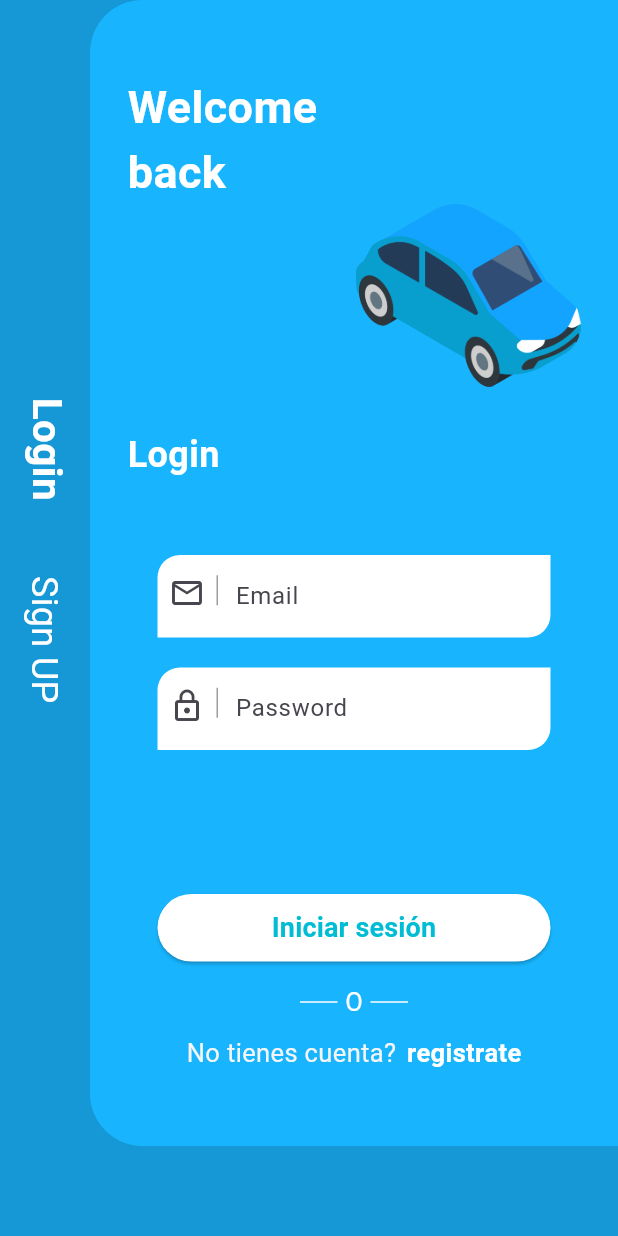
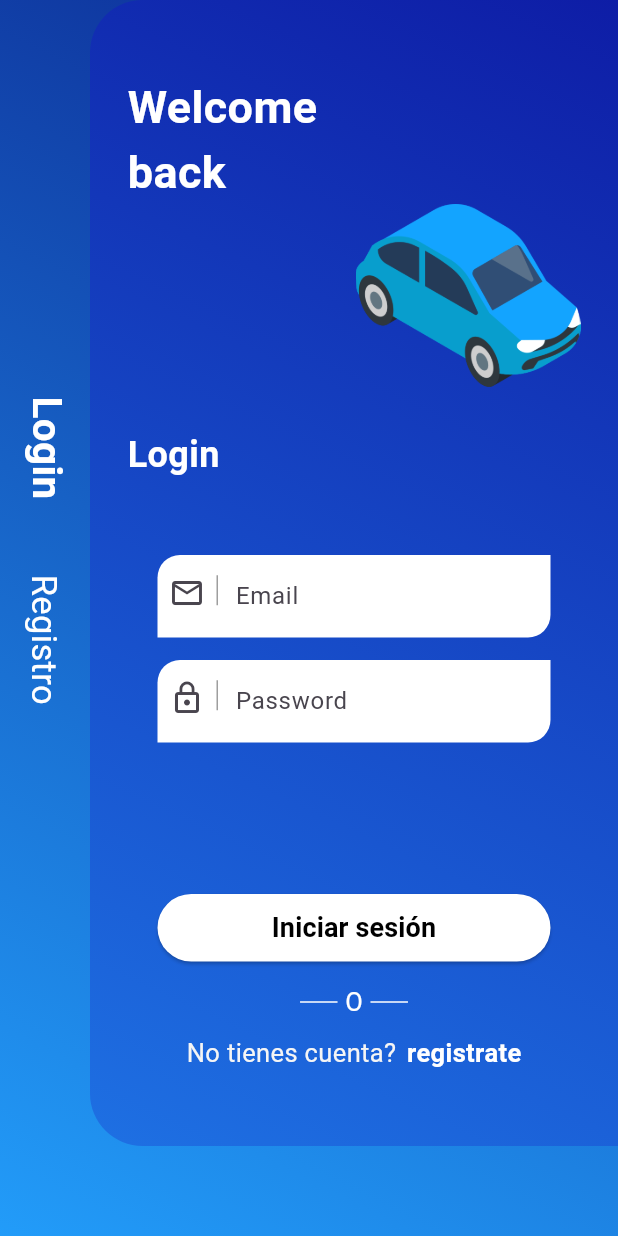
Before and after one commit to cheko30/indriver-clone, a Flutter app: the screen it shows after launch, on a phone screen of 412 x 824 dp. Run offline on Flutter 3.47's test engine with Material 3 defaults, Android fonts, the phone set to English and light mode, and no system bars.

Commit message:
add button and textfiled components

```diff
--- a/lib/src/presentation/pages/auth/login/LoginContent.dart
+++ b/lib/src/presentation/pages/auth/login/LoginContent.dart
@@ -1,4 +1,6 @@
 import 'package:flutter/material.dart';
+import 'package:indrive_clone_flutter/src/presentation/pages/widgets/DefaultButton.dart';
+import 'package:indrive_clone_flutter/src/presentation/pages/widgets/DefaultTextField.dart';
 
 class LoginContent extends StatelessWidget {
   const LoginContent({super.key});
@@ -10,32 +12,25 @@
         Container(
           height: MediaQuery.of(context).size.height,
           width: MediaQuery.of(context).size.width,
-          color: Color.fromARGB(255, 21, 152, 213),
+          decoration: BoxDecoration(
+            gradient: LinearGradient(
+                begin: Alignment.topRight,
+                end: Alignment.bottomLeft,
+                colors: const [
+                  Color.fromARGB(255, 12, 38, 145),
+                  Color.fromARGB(255, 34, 156, 249),
+                ]),
+          ),
           padding: EdgeInsets.only(left: 12),
           child: Column(
             crossAxisAlignment: CrossAxisAlignment.start,
             mainAxisAlignment: MainAxisAlignment.center,
             children: [
-              RotatedBox(
-                quarterTurns: 1,
-                child: Text(
-                  'Login',
-                  style: TextStyle(
-                      color: Colors.white,
-                      fontSize: 27,
-                      fontWeight: FontWeight.bold),
-                ),
-              ),
+              _textLoginRotated(),
               SizedBox(
                 height: 50,
               ),
-              RotatedBox(
-                quarterTurns: 1,
-                child: Text(
-                  'Sign UP',
-                  style: TextStyle(color: Colors.white, fontSize: 24),
-                ),
-              ),
+              _textRegisterRotated(),
               SizedBox(
                 height: 90,
               ),
@@ -45,7 +40,13 @@
         Container(
           margin: EdgeInsets.only(left: 60, bottom: 60),
           decoration: BoxDecoration(
-              color: Color.fromARGB(255, 24, 181, 254),
+              gradient: LinearGradient(
+                  begin: Alignment.topRight,
+                  end: Alignment.bottomLeft,
+                  colors: const [
+                    Color.fromARGB(255, 14, 29, 166),
+                    Color.fromARGB(255, 30, 112, 227),
+                  ]),
               borderRadius: BorderRadius.only(
                 topLeft: Radius.circular(35),
                 bottomLeft: Radius.circular(35),
@@ -58,107 +59,56 @@
                 SizedBox(
                   height: 50,
                 ),
+                _textWelcome('Welcome'),
+                _textWelcome('back'),
+                _imageCar(),
+                _textLogin(),
+                Defaulttextfield(text: 'Email', icon: Icons.email_outlined),
+                Defaulttextfield(
+                  text: 'Password',
+                  icon: Icons.lock_outline,
+                  margin: EdgeInsets.only(top: 15, left: 20, right: 20),
+                ),
+                Spacer(),
+                Defaultbutton(text: 'Iniciar sesión'),
+                _separatorOr(),
+                SizedBox(
+                  height: 10,
+                ),
+                _textDontHaveAccount(),
+                SizedBox(
+                  height: 50,
+                )
+              ],
+            ),
+          ),
+        ),
+      ],
+    );
+  }
+
+  Widget _textDontHaveAccount() {
+    return Row(
+      mainAxisAlignment: MainAxisAlignment.center,
+      children: [
         Text(
-                  'Welcome',
-                  style: TextStyle(
-                      fontSize: 30,
-                      color: Colors.white,
-                      fontWeight: FontWeight.bold),
+          'No tienes cuenta?',
+          style: TextStyle(color: Colors.grey[100], fontSize: 17),
+        ),
+        SizedBox(
+          width: 7,
         ),
         Text(
-                  'back',
+          'registrate',
           style: TextStyle(
-                      fontSize: 30,
-                      color: Colors.white,
-                      fontWeight: FontWeight.bold),
+              color: Colors.white, fontWeight: FontWeight.bold, fontSize: 17),
         ),
-                Container(
-                  alignment: Alignment.centerRight,
-                  child: Image.asset(
-                    'assets/img/car.png',
-                    width: 150,
-                    height: 150,
-                  ),
-                ),
-                Text(
-                  'Login',
-                  style: TextStyle(
-                      fontSize: 24,
-                      color: Colors.white,
-                      fontWeight: FontWeight.bold),
-                ),
-                Container(
-                  height: 55,
-                  margin: EdgeInsets.only(top: 50, left: 20, right: 20),
-                  decoration: BoxDecoration(
-                      color: Colors.white,
-                      borderRadius: BorderRadius.only(
-                          topLeft: Radius.circular(15),
-                          bottomRight: Radius.circular(15))),
-                  child: TextFormField(
-                    decoration: InputDecoration(
-                        label: Text('Email'),
-                        border: InputBorder.none,
-                        prefixIcon: Container(
-                          margin: EdgeInsets.only(top: 10),
-                          child: Wrap(
-                              alignment: WrapAlignment.spaceEvenly,
-                              children: [
-                                Icon(Icons.email_outlined),
-                                Container(
-                                  height: 20,
-                                  width: 1,
-                                  color: Colors.grey,
-                                )
-                              ]),
-                        )),
-                  ),
-                ),
-                Container(
-                  height: 55,
-                  margin: EdgeInsets.only(top: 20, left: 20, right: 20),
-                  decoration: BoxDecoration(
-                      color: Colors.white,
-                      borderRadius: BorderRadius.only(
-                          topLeft: Radius.circular(15),
-                          bottomRight: Radius.circular(15))),
-                  child: TextFormField(
-                    decoration: InputDecoration(
-                        label: Text('Password'),
-                        border: InputBorder.none,
-                        prefixIcon: Container(
-                          margin: EdgeInsets.only(top: 10),
-                          child: Wrap(
-                              alignment: WrapAlignment.spaceEvenly,
-                              children: [
-                                Icon(Icons.lock_outline),
-                                Container(
-                                  height: 20,
-                                  width: 1,
-                                  color: Colors.grey,
-                                )
-                              ]),
-                        )),
-                  ),
-                ),
-                Spacer(),
-                Container(
-                  height: 45,
-                  width: MediaQuery.of(context).size.width,
-                  margin: EdgeInsets.only(bottom: 15, left: 20, right: 20),
-                  child: ElevatedButton(
-                      onPressed: () {},
-                      style: ElevatedButton.styleFrom(
-                          backgroundColor: Colors.white),
-                      child: Text(
-                        'Iniciar sesión',
-                        style: TextStyle(
-                            color: Colors.cyan,
-                            fontSize: 18,
-                            fontWeight: FontWeight.bold),
-                      )),
-                ),
-                Row(
+      ],
+    );
+  }
+
+  Widget _separatorOr() {
+    return Row(
       mainAxisAlignment: MainAxisAlignment.center,
       children: [
         Container(
@@ -178,37 +128,57 @@
           margin: EdgeInsets.only(left: 5),
         )
       ],
+    );
+  }
+
+  Widget _textLogin() {
+    return Text(
+      'Login',
+      style: TextStyle(
+          fontSize: 24, color: Colors.white, fontWeight: FontWeight.bold),
+    );
+  }
+
+  Widget _imageCar() {
+    return Container(
+      alignment: Alignment.centerRight,
+      child: Image.asset(
+        'assets/img/car.png',
+        width: 150,
+        height: 150,
       ),
-                SizedBox(
-                  height: 10,
+    );
+  }
+
+  Widget _textWelcome(String text) {
+    return Text(
+      text,
+      style: TextStyle(
+          fontSize: 30, color: Colors.white, fontWeight: FontWeight.bold),
+    );
+  }
+
+  Widget _textLoginRotated() {
+    return RotatedBox(
+      quarterTurns: 1,
+      child: Text(
+        'Login',
+        style: TextStyle(
+            color: Colors.white, fontSize: 27, fontWeight: FontWeight.bold),
       ),
-                Row(
-                  mainAxisAlignment: MainAxisAlignment.center,
-                  children: [
-                    Text(
-                      'No tienes cuenta?',
-                      style: TextStyle(color: Colors.grey[100], fontSize: 17),
-                    ),
-                    SizedBox(
-                      width: 7,
-                    ),
-                    Text(
-                      'registrate',
+    );
+  }
+
+  Widget _textRegisterRotated() {
+    return RotatedBox(
+      quarterTurns: 1,
+      child: Text(
+        'Registro',
         style: TextStyle(
           color: Colors.white,
-                          fontWeight: FontWeight.bold,
-                          fontSize: 17),
-                    ),
-                  ],
-                ),
-                SizedBox(
-                  height: 50,
-                )
-              ],
+          fontSize: 23,
         ),
       ),
-        ),
-      ],
     );
   }
 }
--- /dev/null
+++ b/lib/src/presentation/pages/widgets/DefaultButton.dart
@@ -0,0 +1,29 @@
+import 'package:flutter/material.dart';
+
+class Defaultbutton extends StatelessWidget {
+  String text;
+  Color color;
+  Color textColor;
+  Defaultbutton(
+      {super.key,
+      required this.text,
+      this.color = Colors.white,
+      this.textColor = Colors.black});
+
+  @override
+  Widget build(BuildContext context) {
+    return Container(
+      height: 45,
+      width: MediaQuery.of(context).size.width,
+      margin: EdgeInsets.only(bottom: 15, left: 20, right: 20),
+      child: ElevatedButton(
+          onPressed: () {},
+          style: ElevatedButton.styleFrom(backgroundColor: color),
+          child: Text(
+            text,
+            style: TextStyle(
+                color: textColor, fontSize: 18, fontWeight: FontWeight.bold),
+          )),
+    );
+  }
+}
--- /dev/null
+++ b/lib/src/presentation/pages/widgets/DefaultTextField.dart
@@ -0,0 +1,41 @@
+import 'package:flutter/material.dart';
+
+class Defaulttextfield extends StatelessWidget {
+  String text;
+  IconData icon;
+  EdgeInsetsGeometry margin;
+
+  Defaulttextfield(
+      {super.key,
+      required this.text,
+      required this.icon,
+      this.margin = const EdgeInsets.only(top: 50, left: 20, right: 20)});
+
+  @override
+  Widget build(BuildContext context) {
+    return Container(
+      height: 55,
+      margin: margin,
+      decoration: BoxDecoration(
+          color: Colors.white,
+          borderRadius: BorderRadius.only(
+              topLeft: Radius.circular(15), bottomRight: Radius.circular(15))),
+      child: TextFormField(
+        decoration: InputDecoration(
+            label: Text(text),
+            border: InputBorder.none,
+            prefixIcon: Container(
+              margin: EdgeInsets.only(top: 10),
+              child: Wrap(alignment: WrapAlignment.spaceEvenly, children: [
+                Icon(icon),
+                Container(
+                  height: 20,
+                  width: 1,
+                  color: Colors.grey,
+                )
+              ]),
+            )),
+      ),
+    );
+  }
+}
```
Lines whose indentation alone changed are shown as unchanged.
